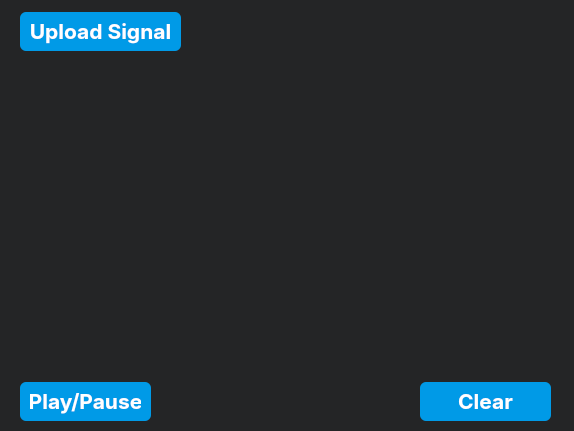
Before: the Qt Designer form UI/Non_rectangular.ui in yasmine-msg79/Signal-Viewer, drawn with Qt 5.
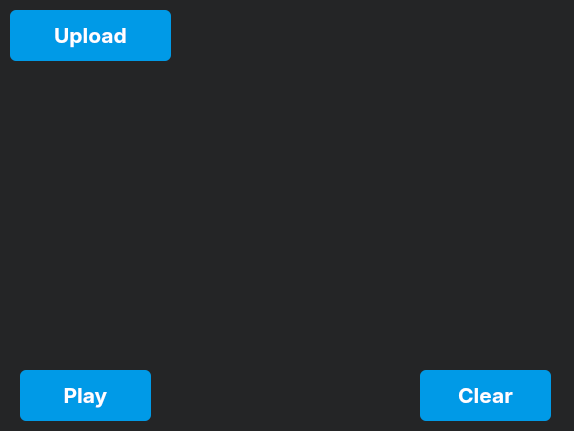
After: the same form once the commit is applied. Icons and pictures are not drawn.

Patch:
```diff
--- a/UI/Non_rectangular.ui
+++ b/UI/Non_rectangular.ui
@@ -31,8 +31,8 @@
   <widget class="QPushButton" name="polar_upload_button">
    <property name="geometry">
     <rect>
-     <x>20</x>
-     <y>0</y>
+     <x>10</x>
+     <y>10</y>
      <width>161</width>
      <height>51</height>
     </rect>
@@ -47,30 +47,31 @@
    </property>
    <property name="styleSheet">
     <string notr="true">QPushButton{
-  appearance: button;
-  backface-visibility: hidden;
-  background-color: rgb(0, 154, 231);
-  border-radius: 6px;
-  border-width: 0;
-  box-shadow: rgba(50, 50, 93, .1) 0 0 0 1px inset,rgba(50, 50, 93, .1) 0 2px 5px 0,rgba(0, 0, 0, .07) 0 1px 1px 0;
-  box-sizing: border-box;
-  color: #fff;
-  cursor: pointer;
-  font-family: -apple-system,system-ui,&quot;Segoe UI&quot;,Roboto,&quot;Helvetica Neue&quot;,Ubuntu,sans-serif;
-  font-size: 100%;
-  height: 44px;
-  line-height: 1.15;
-  margin: 12px 0 0;
-  outline: none;
-  overflow: hidden;
-  padding: 0 10px;
-  position: relative;
-  text-align: center;
-  text-transform: none;
-  transform: translateZ(0);
-  transition: all .2s,box-shadow .08s ease-in;
-  touch-action: manipulation;
-  width: 100%;
+appearance: button;
+backface-visibility: hidden;
+background-color:  rgb(0, 154, 231);
+border-radius: 6px;
+border-width: 0;
+box-shadow: rgba(50, 50, 93, .1) 0 0 0 1px inset,rgba(50, 50, 93, .1) 0 2px 5px 0,rgba(0, 0, 0, .07) 0 1px 1px 0;
+box-sizing: border-box;
+color: #fff;
+cursor: pointer;
+font-family: -apple-system,system-ui,&quot;Segoe UI&quot;,Roboto,&quot;Helvetica Neue&quot;,Ubuntu,sans-serif;
+font-size: 100%;
+height: 30px;
+line-height: 1.15;
+outline: none;
+overflow: hidden;
+padding: 3 10px;
+position: relative;
+text-align: center;
+text-transform: none;
+transform: translateZ(0);
+transition: all .2s,box-shadow .08s ease-in;
+user-select: none;
+-webkit-user-select: none;
+touch-action: manipulation;
+width: 100%; /* Reduced width to 200 pixels */
 }
 QPushButton:hover{
 background-color: rgb(0, 115, 173);
@@ -81,7 +82,7 @@
 </string>
    </property>
    <property name="text">
-    <string>Upload Signal</string>
+    <string>Upload</string>
    </property>
    <property name="icon">
     <iconset>
@@ -126,41 +127,41 @@
    </property>
    <property name="styleSheet">
     <string notr="true">QPushButton{
-  appearance: button;
-  backface-visibility: hidden;
-  background-color: rgb(0, 154, 231);
-  border-radius: 6px;
-  border-width: 0;
-  box-shadow: rgba(50, 50, 93, .1) 0 0 0 1px inset,rgba(50, 50, 93, .1) 0 2px 5px 0,rgba(0, 0, 0, .07) 0 1px 1px 0;
-  box-sizing: border-box;
-  color: #fff;
-  cursor: pointer;
-  font-family: -apple-system,system-ui,&quot;Segoe UI&quot;,Roboto,&quot;Helvetica Neue&quot;,Ubuntu,sans-serif;
-  font-size: 100%;
-  height: 44px;
-  line-height: 1.15;
-  margin: 12px 0 0;
-  outline: none;
-  overflow: hidden;
-  padding: 0 10px;
-  position: relative;
-  text-align: center;
-  text-transform: none;
-  transform: translateZ(0);
-  transition: all .2s,box-shadow .08s ease-in;
-  touch-action: manipulation;
-  width: 100%;
+appearance: button;
+backface-visibility: hidden;
+background-color:  rgb(0, 154, 231);
+border-radius: 6px;
+border-width: 0;
+box-shadow: rgba(50, 50, 93, .1) 0 0 0 1px inset,rgba(50, 50, 93, .1) 0 2px 5px 0,rgba(0, 0, 0, .07) 0 1px 1px 0;
+box-sizing: border-box;
+color: #fff;
+cursor: pointer;
+font-family: -apple-system,system-ui,&quot;Segoe UI&quot;,Roboto,&quot;Helvetica Neue&quot;,Ubuntu,sans-serif;
+font-size: 100%;
+height: 30px;
+line-height: 1.15;
+outline: none;
+overflow: hidden;
+padding: 3 10px;
+position: relative;
+text-align: center;
+text-transform: none;
+transform: translateZ(0);
+transition: all .2s,box-shadow .08s ease-in;
+user-select: none;
+-webkit-user-select: none;
+touch-action: manipulation;
+width: 100%; /* Reduced width to 200 pixels */
 }
 QPushButton:hover{
 background-color: rgb(0, 115, 173);
 }
 QPushButton:pressed{
-background-color:  rgb(0, 115, 173);
-}
-</string>
+background-color: rgb(0, 115, 173);
+}</string>
    </property>
    <property name="text">
-    <string>Play/Pause</string>
+    <string>Play</string>
    </property>
   </widget>
   <widget class="QPushButton" name="polar_clear_button">
@@ -185,38 +186,38 @@
    </property>
    <property name="styleSheet">
     <string notr="true">QPushButton{
-  appearance: button;
-  backface-visibility: hidden;
-  background-color: rgb(0, 154, 231);
-  border-radius: 6px;
-  border-width: 0;
-  box-shadow: rgba(50, 50, 93, .1) 0 0 0 1px inset,rgba(50, 50, 93, .1) 0 2px 5px 0,rgba(0, 0, 0, .07) 0 1px 1px 0;
-  box-sizing: border-box;
-  color: #fff;
-  cursor: pointer;
-  font-family: -apple-system,system-ui,&quot;Segoe UI&quot;,Roboto,&quot;Helvetica Neue&quot;,Ubuntu,sans-serif;
-  font-size: 100%;
-  height: 44px;
-  line-height: 1.15;
-  margin: 12px 0 0;
-  outline: none;
-  overflow: hidden;
-  padding: 0 10px;
-  position: relative;
-  text-align: center;
-  text-transform: none;
-  transform: translateZ(0);
-  transition: all .2s,box-shadow .08s ease-in;
-  touch-action: manipulation;
-  width: 100%;
+appearance: button;
+backface-visibility: hidden;
+background-color:  rgb(0, 154, 231);
+border-radius: 6px;
+border-width: 0;
+box-shadow: rgba(50, 50, 93, .1) 0 0 0 1px inset,rgba(50, 50, 93, .1) 0 2px 5px 0,rgba(0, 0, 0, .07) 0 1px 1px 0;
+box-sizing: border-box;
+color: #fff;
+cursor: pointer;
+font-family: -apple-system,system-ui,&quot;Segoe UI&quot;,Roboto,&quot;Helvetica Neue&quot;,Ubuntu,sans-serif;
+font-size: 100%;
+height: 30px;
+line-height: 1.15;
+outline: none;
+overflow: hidden;
+padding: 3 10px;
+position: relative;
+text-align: center;
+text-transform: none;
+transform: translateZ(0);
+transition: all .2s,box-shadow .08s ease-in;
+user-select: none;
+-webkit-user-select: none;
+touch-action: manipulation;
+width: 100%; /* Reduced width to 200 pixels */
 }
 QPushButton:hover{
 background-color: rgb(0, 115, 173);
 }
 QPushButton:pressed{
-background-color:  rgb(0, 115, 173);
-}
-</string>
+background-color: rgb(0, 115, 173);
+}</string>
    </property>
    <property name="text">
     <string>Clear</string>
```
Left out of the diff: 8 changed lines with no effect on the pictures.
